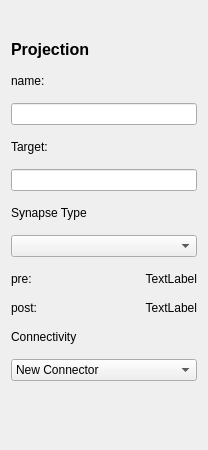
Qt form ANNarchyUI/ui/Projection_Information.ui (founderznd/PycharmProjects) before a commit.
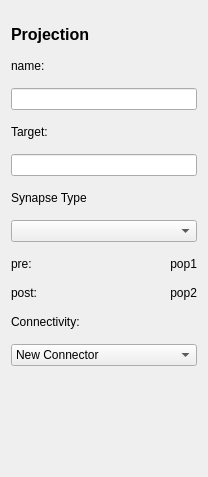
The same form after that commit.

Commit message: # now projection can be established on both sides at the same time # Population can project to itself # UI adjust # Monitor #TODO simulation

Patch:
```diff
--- a/ANNarchyUI/ui/Projection_Information.ui
+++ b/ANNarchyUI/ui/Projection_Information.ui
@@ -7,7 +7,7 @@
     <x>0</x>
     <y>0</y>
     <width>204</width>
-    <height>450</height>
+    <height>477</height>
    </rect>
   </property>
   <property name="windowTitle">
@@ -18,7 +18,7 @@
     <number>15</number>
    </property>
    <property name="topMargin">
-    <number>40</number>
+    <number>25</number>
    </property>
    <item>
     <widget class="QLabel" name="label_2">
@@ -76,7 +76,7 @@
      <item row="0" column="1">
       <widget class="QLabel" name="label_pre_Pop">
        <property name="text">
-        <string>TextLabel</string>
+        <string>pop1</string>
        </property>
        <property name="alignment">
         <set>Qt::AlignRight|Qt::AlignTrailing|Qt::AlignVCenter</set>
@@ -93,7 +93,7 @@
      <item row="1" column="1">
       <widget class="QLabel" name="label_pos_Pop">
        <property name="text">
-        <string>TextLabel</string>
+        <string>pop2</string>
        </property>
        <property name="alignment">
         <set>Qt::AlignRight|Qt::AlignTrailing|Qt::AlignVCenter</set>
@@ -105,7 +105,7 @@
    <item>
     <widget class="QLabel" name="label_6">
      <property name="text">
-      <string>Connectivity</string>
+      <string>Connectivity:</string>
      </property>
     </widget>
    </item>
```
The commit also changes 15 other files.
